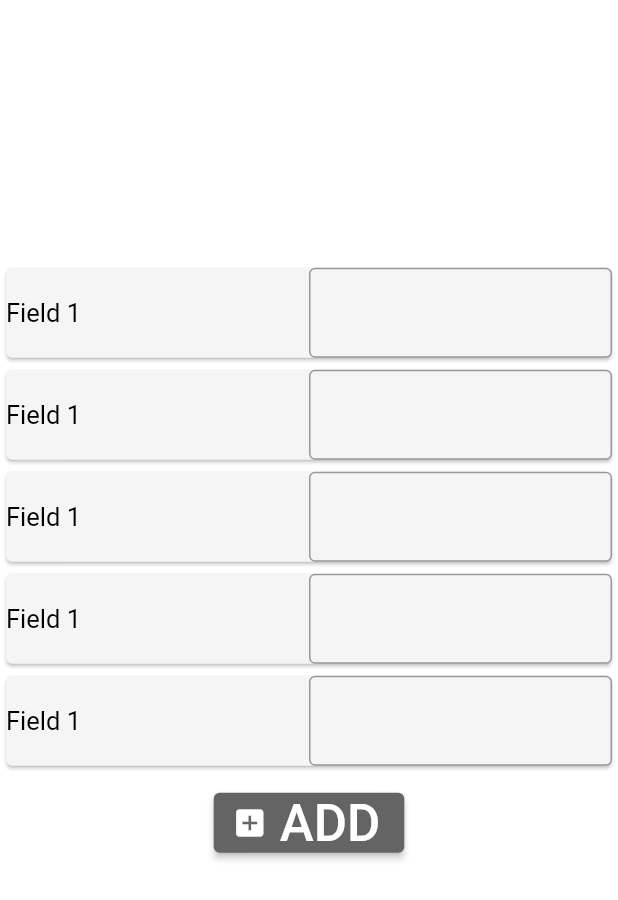
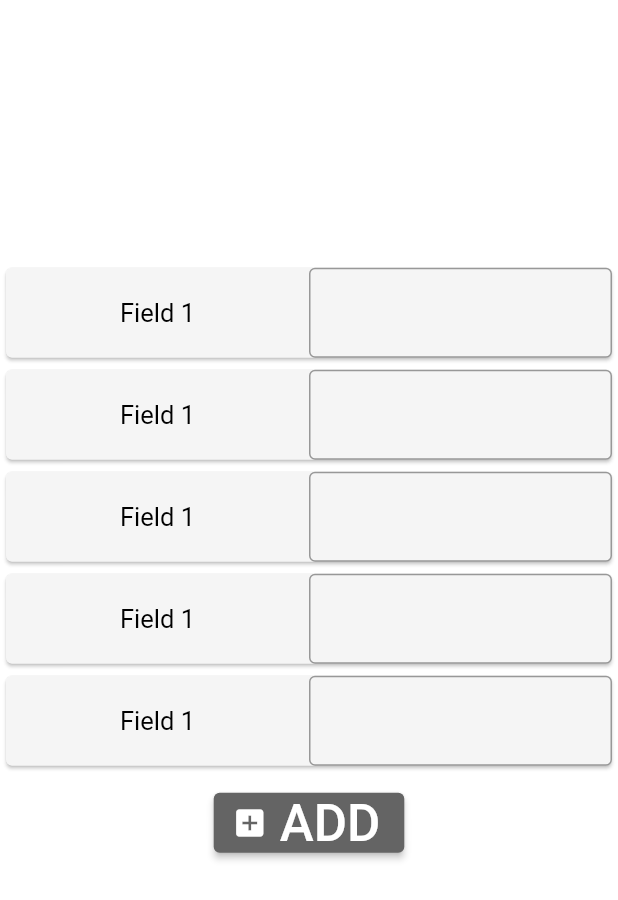
Before and after one commit to koloiyolo/flutter_dessktop_template, a Flutter app: the AddPage screen opened directly, on a phone screen of 412 x 824 dp. Shown: the top 900 px of the screen. Run offline on Flutter 3.47's test engine with Material 2 defaults, Android fonts, the light colour scheme and no system bars.

Commit message:
some "add" page changes

```diff
--- a/lib/add.dart
+++ b/lib/add.dart
@@ -25,6 +25,7 @@ class _AddPageState extends State<AddPage> {
               children: [
                 Expanded(
                   child: Text("Field 1",
+                  textAlign: TextAlign.center,
                       style: TextStyle(
                           color: globals.textColor,
                           fontSize: globals.textSize)),
@@ -48,6 +49,7 @@ class _AddPageState extends State<AddPage> {
               children: [
                 Expanded(
                   child: Text("Field 1",
+                  textAlign: TextAlign.center,
                       style: TextStyle(
                           color: globals.textColor,
                           fontSize: globals.textSize)),
@@ -71,6 +73,7 @@ class _AddPageState extends State<AddPage> {
               children: [
                 Expanded(
                   child: Text("Field 1",
+                  textAlign: TextAlign.center,
                       style: TextStyle(
                           color: globals.textColor,
                           fontSize: globals.textSize)),
@@ -94,6 +97,7 @@ class _AddPageState extends State<AddPage> {
               children: [
                 Expanded(
                   child: Text("Field 1",
+                  textAlign: TextAlign.center,
                       style: TextStyle(
                           color: globals.textColor,
                           fontSize: globals.textSize)),
@@ -117,6 +121,7 @@ class _AddPageState extends State<AddPage> {
               children: [
                 Expanded(
                   child: Text("Field 1",
+                  textAlign: TextAlign.center,
                       style: TextStyle(
                           color: globals.textColor,
                           fontSize: globals.textSize)),
```
